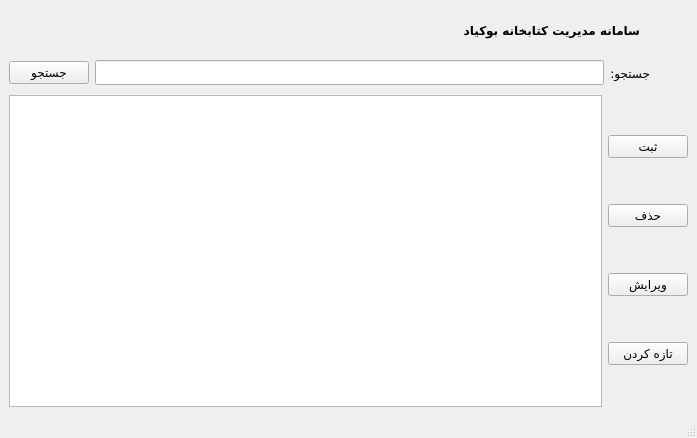
Qt form bookyad/bookform.ui (aroshandelpoor/libraryManagement) before a commit.
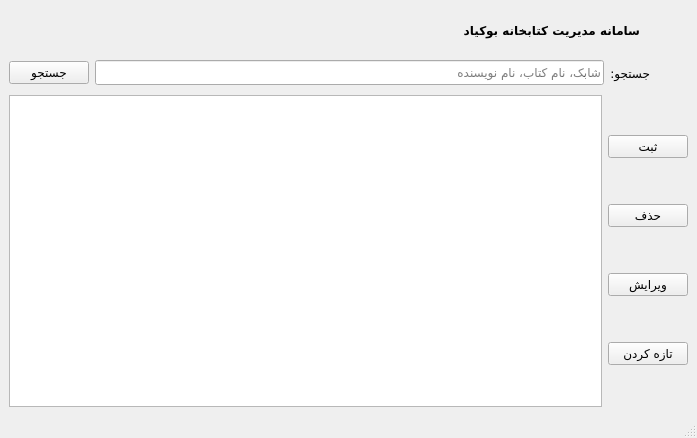
The same form after that commit. Icons and pictures are not drawn.

```diff
--- a/bookyad/bookform.ui
+++ b/bookyad/bookform.ui
@@ -93,7 +93,35 @@
        </widget>
       </item>
       <item>
-       <widget class="QLineEdit" name="lineEdit_search"/>
+       <widget class="QLineEdit" name="lineEdit_search">
+        <property name="tabletTracking">
+         <bool>false</bool>
+        </property>
+        <property name="toolTip">
+         <string/>
+        </property>
+        <property name="statusTip">
+         <string/>
+        </property>
+        <property name="inputMask">
+         <string/>
+        </property>
+        <property name="text">
+         <string/>
+        </property>
+        <property name="alignment">
+         <set>Qt::AlignLeading|Qt::AlignLeft|Qt::AlignVCenter</set>
+        </property>
+        <property name="dragEnabled">
+         <bool>false</bool>
+        </property>
+        <property name="placeholderText">
+         <string>شابک، نام کتاب، نام نویسنده</string>
+        </property>
+        <property name="clearButtonEnabled">
+         <bool>true</bool>
+        </property>
+       </widget>
       </item>
       <item>
        <widget class="QLabel" name="label_search_text">
```
Left out of the diff: 3 changed lines with no effect on the pictures.
